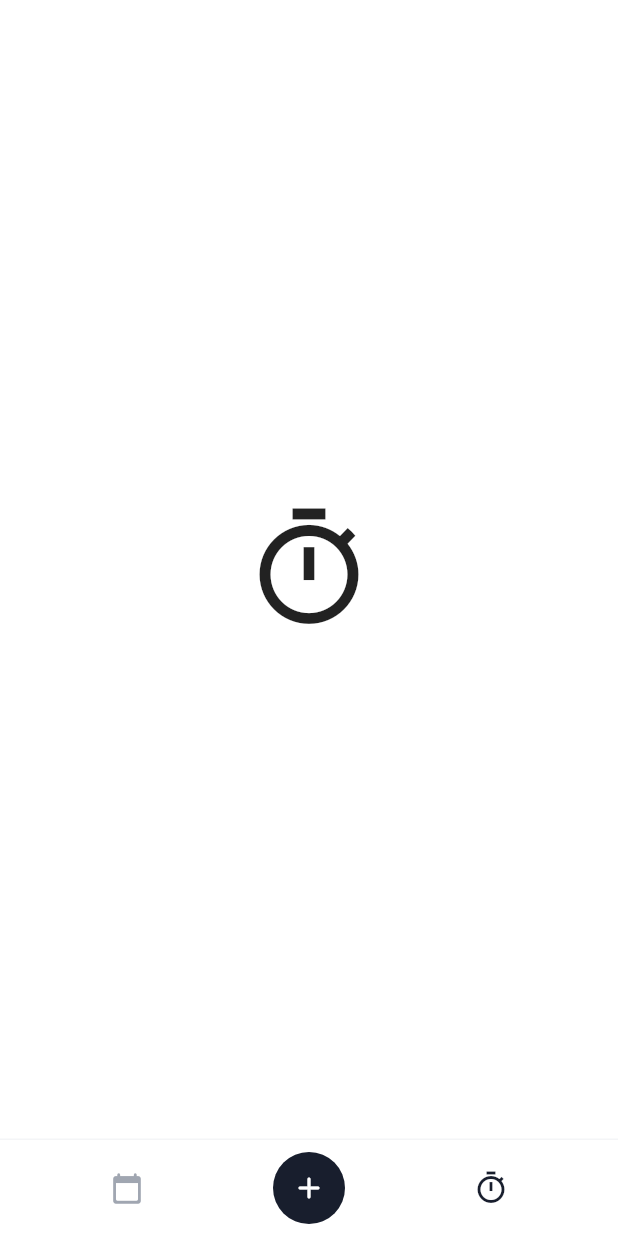
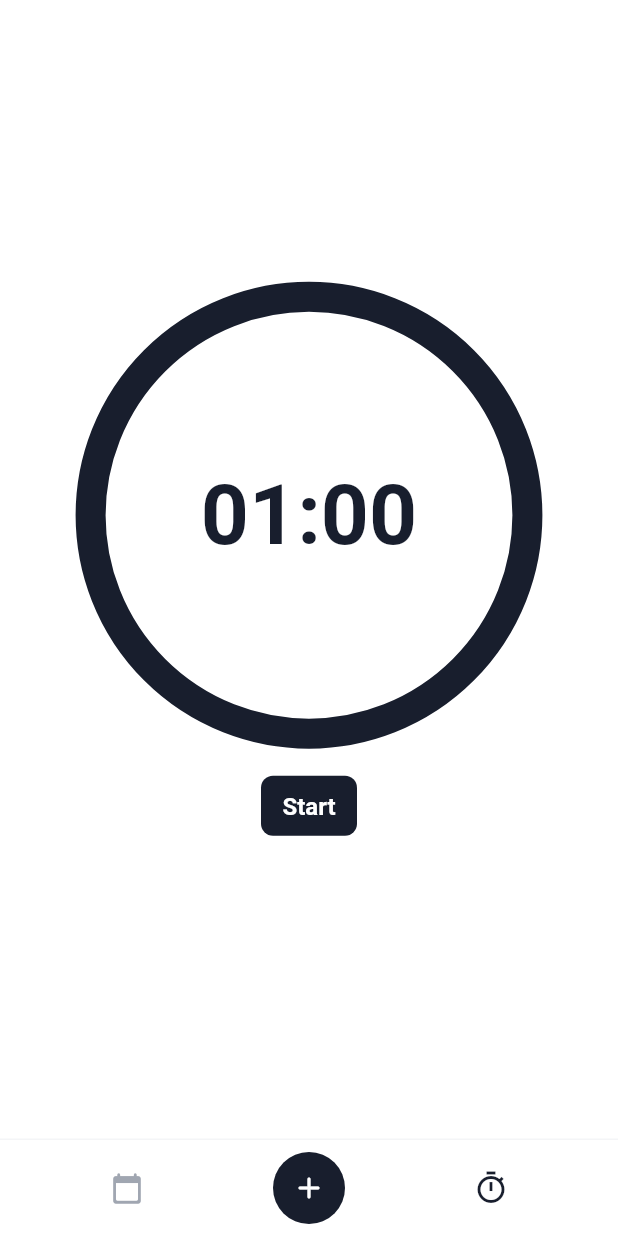
Before and after one commit to jeaniecho/zest-habit, a Flutter app: the screen it shows after launch, item 3 of the bottom bar chosen, on a phone screen of 412 x 824 dp. Run offline on Flutter 3.47's test engine with Material 3 defaults, Android fonts, the phone set to English and light mode, and no system bars; our stand-ins replace firebase_core, isar, rxdart; accounts and stored records are empty; generated files the repository leaves out were written again; Roboto replaces fonts that are missing (Pretendard); statements that could not run were skipped; project files that could hold a hidden picture were left out.

Commit message:
basic timer

```diff
--- a/lib/blocs/base/timer_bloc.dart
+++ b/lib/blocs/base/timer_bloc.dart
@@ -1,8 +1,55 @@
+import 'dart:async';
+
 import 'package:habit_app/utils/disposable.dart';
+import 'package:quiver/async.dart';
+import 'package:rxdart/rxdart.dart';
 
 class TimerBloc extends Disposable {
+  final BehaviorSubject<Duration> _start =
+      BehaviorSubject.seeded(const Duration(minutes: 1));
+  Stream<Duration> get start => _start.stream;
+  Function(Duration) get setStart => _start.add;
+
+  final BehaviorSubject<Duration> _curr =
+      BehaviorSubject.seeded(const Duration(minutes: 0));
+  Stream<Duration> get curr => _curr.stream;
+
+  final BehaviorSubject<bool> _isTimerOn = BehaviorSubject.seeded(false);
+  Stream<bool> get isTimerOn => _isTimerOn.stream;
+
+  late CountdownTimer timer;
+
   TimerBloc();
 
   @override
-  void dispose() {}
+  void dispose() {
+    _start.close();
+    _curr.close();
+  }
+
+  startTimer() {
+    timer = CountdownTimer(_start.value, const Duration(seconds: 1));
+
+    _curr.add(_start.value);
+    _isTimerOn.add(true);
+
+    var sub = timer.listen(null);
+    sub.onData((data) {
+      _curr.add(_start.value - data.elapsed + const Duration(seconds: 1));
+    });
+    sub.onDone(() {
+      sub.cancel();
+      _isTimerOn.add(false);
+    });
+  }
+
+  stopTimer() {
+    _curr.add(_start.value);
+    _isTimerOn.add(false);
+
+    if (timer.isRunning) {
+      timer.listen(null).cancel();
+      timer.cancel();
+    }
+  }
 }
--- a/lib/pages/base/timer_page.dart
+++ b/lib/pages/base/timer_page.dart
@@ -1,15 +1,95 @@
 import 'package:flutter/material.dart';
+import 'package:habit_app/blocs/base/timer_bloc.dart';
+import 'package:habit_app/styles/colors.dart';
+import 'package:habit_app/styles/tokens.dart';
+import 'package:habit_app/styles/typos.dart';
+import 'package:habit_app/utils/functions.dart';
+import 'package:habit_app/widgets/ht_text.dart';
+import 'package:provider/provider.dart';
+import 'package:rxdart/rxdart.dart';
 
 class TimerPage extends StatelessWidget {
   const TimerPage({super.key});
 
   @override
   Widget build(BuildContext context) {
-    return const Center(
-      child: Icon(
-        Icons.timer_outlined,
-        size: 88,
-      ),
+    TimerBloc timerBloc = context.read<TimerBloc>();
+
+    return Padding(
+      padding: HTEdgeInsets.horizontal24,
+      child: LayoutBuilder(builder: (context, constraints) {
+        double timerSize = constraints.maxWidth * 0.8;
+
+        return StreamBuilder<List>(
+            stream: Rx.combineLatestList([timerBloc.start, timerBloc.curr]),
+            builder: (context, snapshot) {
+              Duration? start = snapshot.data?[0];
+              Duration? curr = snapshot.data?[1];
+
+              return Column(
+                mainAxisAlignment: MainAxisAlignment.center,
+                children: [
+                  if (start != null && curr != null)
+                    Center(
+                      child: Stack(
+                        children: [
+                          SizedBox(
+                            width: timerSize,
+                            height: timerSize,
+                            child: CircularProgressIndicator(
+                              value: curr.inSeconds / start.inSeconds,
+                              strokeWidth: 20,
+                              backgroundColor: HTColors.black,
+                              color: HTColors.grey010,
+                            ),
+                          ),
+                          Positioned(
+                            width: timerSize,
+                            height: timerSize,
+                            child: Center(
+                              child: StreamBuilder<bool>(
+                                  stream: timerBloc.isTimerOn,
+                                  builder: (context, snapshot) {
+                                    bool isTimerOn = snapshot.data ?? false;
+
+                                    return HTText(
+                                      (isTimerOn ? curr : start)
+                                          .toShortString(),
+                                      typoToken: HTTypoToken.headlineXXLarge,
+                                      color: HTColors.black,
+                                      height: 1,
+                                    );
+                                  }),
+                            ),
+                          )
+                        ],
+                      ),
+                    ),
+                  HTSpacers.height24,
+                  StreamBuilder<bool>(
+                      stream: timerBloc.isTimerOn,
+                      builder: (context, snapshot) {
+                        bool isTimerOn = snapshot.data ?? false;
+
+                        return ElevatedButton(
+                            onPressed: () {
+                              if (isTimerOn) {
+                                timerBloc.stopTimer();
+                              } else {
+                                timerBloc.startTimer();
+                              }
+                            },
+                            child: HTText(
+                              isTimerOn ? 'Stop' : 'Start',
+                              typoToken: HTTypoToken.buttonTextMedium,
+                              color: HTColors.white,
+                              height: 1.25,
+                            ));
+                      })
+                ],
+              );
+            });
+      }),
     );
   }
 }
```
Also changed, not shown: lib/utils/functions.dart (+12 -0 lines).
